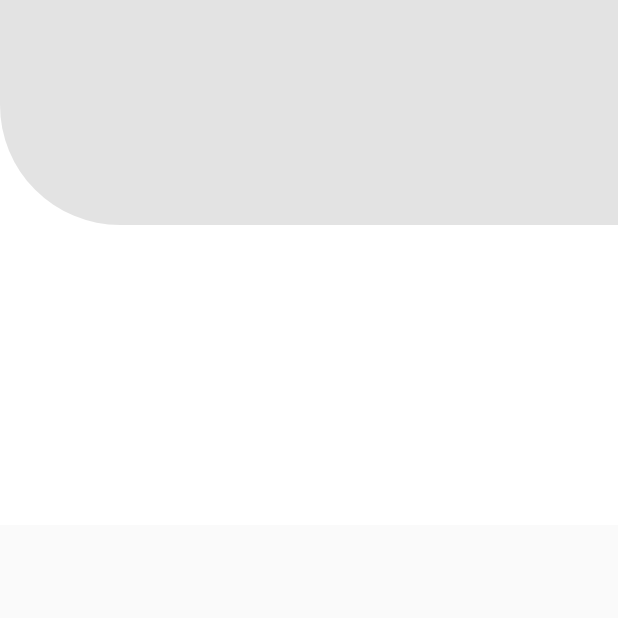
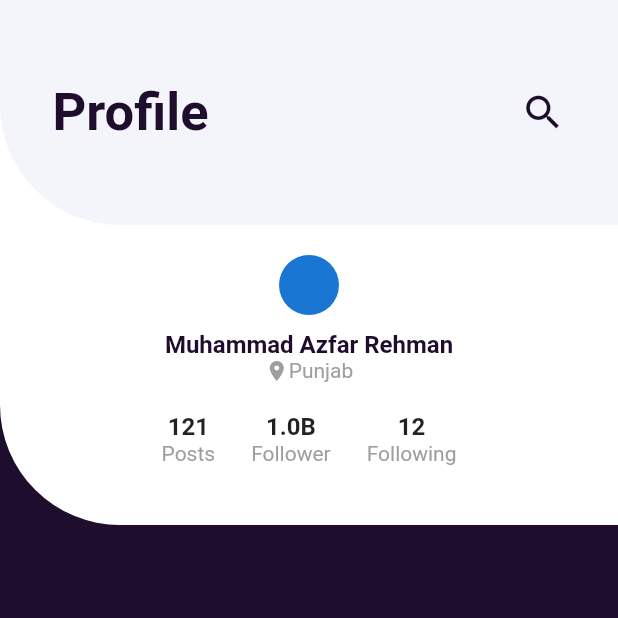
Before and after one commit to AzfarRehman/UiScreen, a Flutter app: the screen it shows after launch, on a phone screen of 412 x 824 dp, the top half of it. Run offline on Flutter 3.47's test engine with Material 2 defaults, Android fonts, the phone set to English and light mode, and no system bars.

Commit message:
Done With Upper Widgets

```diff
--- /dev/null
+++ b/lib/MyAppBar.dart
@@ -0,0 +1,28 @@
+import 'package:flutter/material.dart';
+import 'package:uiscreen/Mystyle.dart';
+
+class MyAppBar extends StatelessWidget {
+  const MyAppBar({Key? key}) : super(key: key);
+
+  @override
+  Widget build(BuildContext context) {
+    return Container(
+      padding: EdgeInsets.symmetric(horizontal: 35.0),
+      height: 150,
+      decoration: BoxDecoration(
+          color: Color(0xfff4f5fa),
+          borderRadius: BorderRadius.only(bottomLeft: Radius.circular(80))
+
+      ),
+      child: Row(
+        mainAxisAlignment: MainAxisAlignment.spaceBetween,
+        children: [
+          Text(
+              "Profile", style: titleText,
+          ),
+          Icon(Icons.search, size: 30.0, color: mainColor,)
+        ],
+      ) ,
+    );
+  }
+}
--- /dev/null
+++ b/lib/Mystyle.dart
@@ -0,0 +1,24 @@
+import 'package:flutter/material.dart';
+
+const Color mainColor= Color(0xff1e0d2d);
+
+const TextStyle titleText = TextStyle(
+  fontSize: 35.0,
+  fontWeight: FontWeight.w700,
+  color: mainColor
+);
+
+const TextStyle heading4 = TextStyle(
+    fontSize: 16.0,
+    fontWeight: FontWeight.w600,
+    color: mainColor
+);
+const TextStyle countText = TextStyle(
+    fontWeight: FontWeight.w700,
+    fontSize: 16.0
+);
+const TextStyle followText = TextStyle(
+    fontWeight: FontWeight.w400,
+    fontSize: 14.0,
+    color: Colors.grey
+);
--- /dev/null
+++ b/lib/Profile.dart
@@ -0,0 +1,73 @@
+import 'package:flutter/material.dart';
+import 'package:uiscreen/Mystyle.dart';
+
+
+class MyProfile extends StatelessWidget {
+
+
+  @override
+  Widget build(BuildContext context) {
+    return  Container(
+      padding: EdgeInsets.only(top: 170),
+      height: 350,
+      width: double.infinity,
+      decoration: BoxDecoration(
+        color: Colors.white,
+          borderRadius: BorderRadius.only(bottomLeft: Radius.circular(80))
+      ),
+      child: Column(
+        children: [
+          CircleAvatar(),
+          SizedBox(
+            height: 10,
+            width: double.infinity,
+          ),
+          Text("Muhammad Azfar Rehman", style: heading4,),
+          Row(
+            mainAxisAlignment: MainAxisAlignment.center,
+            children: [
+              Icon(Icons.location_on, size: 16,color: Colors.grey,),
+              Text("Punjab", style: TextStyle(
+                color: Colors.grey,
+              ),)
+            ],
+          ),
+          SizedBox(
+            height: 20.0,
+          ),
+          Row(
+              mainAxisAlignment :MainAxisAlignment.center,
+            children: [
+                Column(
+                  children: [
+                    Text("121", style: countText),
+                    Text("Posts" ,style: followText),
+                  ],
+                ),
+              SizedBox(
+                width: 24.0,
+              ),
+              Column(
+                children: [
+                  Text("1.0B", style: countText),
+                  Text("Follower" ,style: followText),
+                ],
+              ),
+              SizedBox(
+                width: 24.0,
+              ),
+              Column(
+                children: [
+                  Text("12", style: countText),
+                  Text("Following" ,style: followText),
+                ],
+              ),
+
+            ],
+          )
+        ],
+
+      ),
+    );
+  }
+}
--- a/lib/main.dart
+++ b/lib/main.dart
@@ -1,4 +1,10 @@
 import 'package:flutter/material.dart';
+import 'package:uiscreen/MyAppBar.dart';
+import 'package:uiscreen/Mystyle.dart';
+import 'package:uiscreen/Profile.dart';
+
+
+
 void main()
 {
   runApp(MyApp());
@@ -11,26 +17,15 @@ class MyApp extends StatelessWidget {
   Widget build(BuildContext context) {
     return MaterialApp(
       debugShowCheckedModeBanner: false,
-      home: Scaffold(
+      home: SafeArea(
+        child: Scaffold(
+          backgroundColor: mainColor,
           body: ListView(
             children: [
               Stack(
                 children: [
-                Container(
-                  height: 350,
-                  decoration: BoxDecoration(
-                    color: Colors.white,
-                  ),
-                ),//Profile
-                Container(
-                  height: 150,
-                  decoration: BoxDecoration(
-                    color: Color(0xffe3e3e3),
-                    borderRadius: BorderRadius.only(bottomLeft: Radius.circular(80))
-
-                  ),
-                  child: Row() ,
-                ),//AppBar
+                 MyProfile(),
+                  MyAppBar(),
 
 
                 ],
@@ -38,6 +33,7 @@ class MyApp extends StatelessWidget {
             ],
           ),
         ),
+      ),
     );
   }
 }
--- a/pubspec.yaml
+++ b/pubspec.yaml
@@ -45,8 +45,8 @@ flutter:
   uses-material-design: true
 
   # To add assets to your application, add an assets section, like this:
-  # assets:
-  #   - images/a_dot_burr.jpeg
+  assets:
+   - assets/pink.jpeg
   #   - images/a_dot_ham.jpeg
 
   # An image asset can refer to one or more resolution-specific "variants", see
```
Also changed, not shown: assets/pink.jpeg (added). Lines whose indentation alone changed are shown as unchanged.
